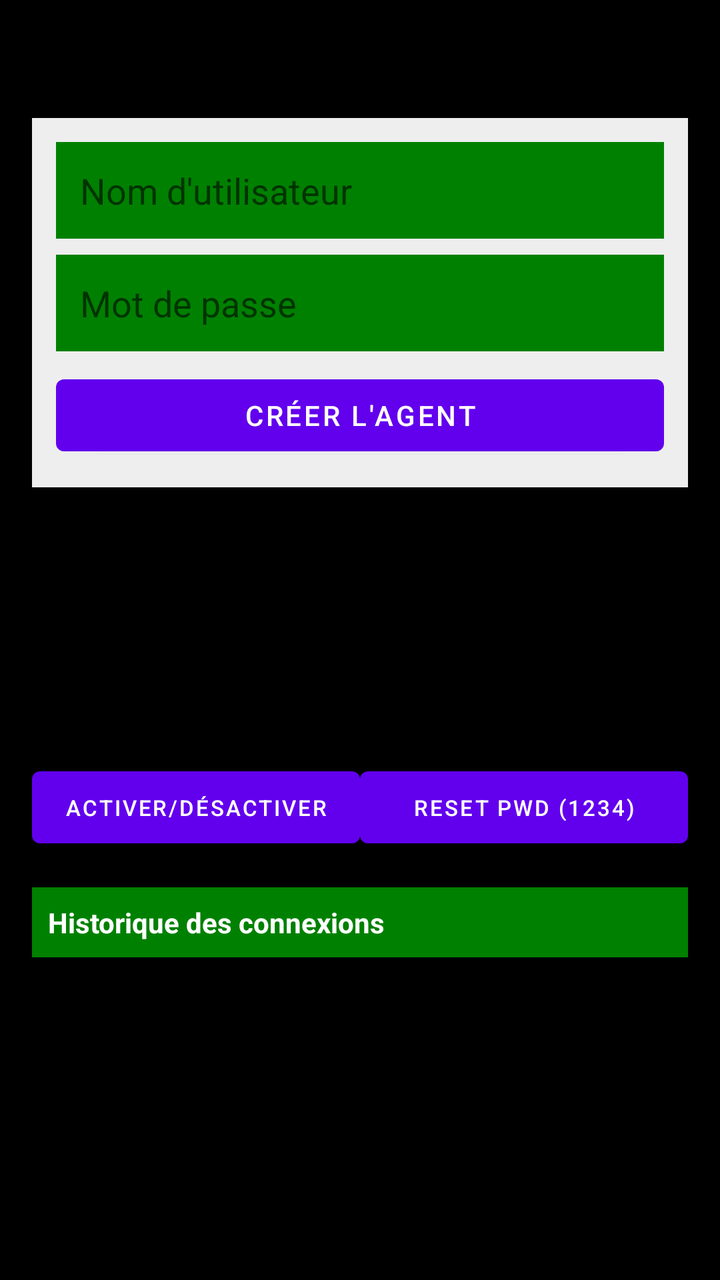
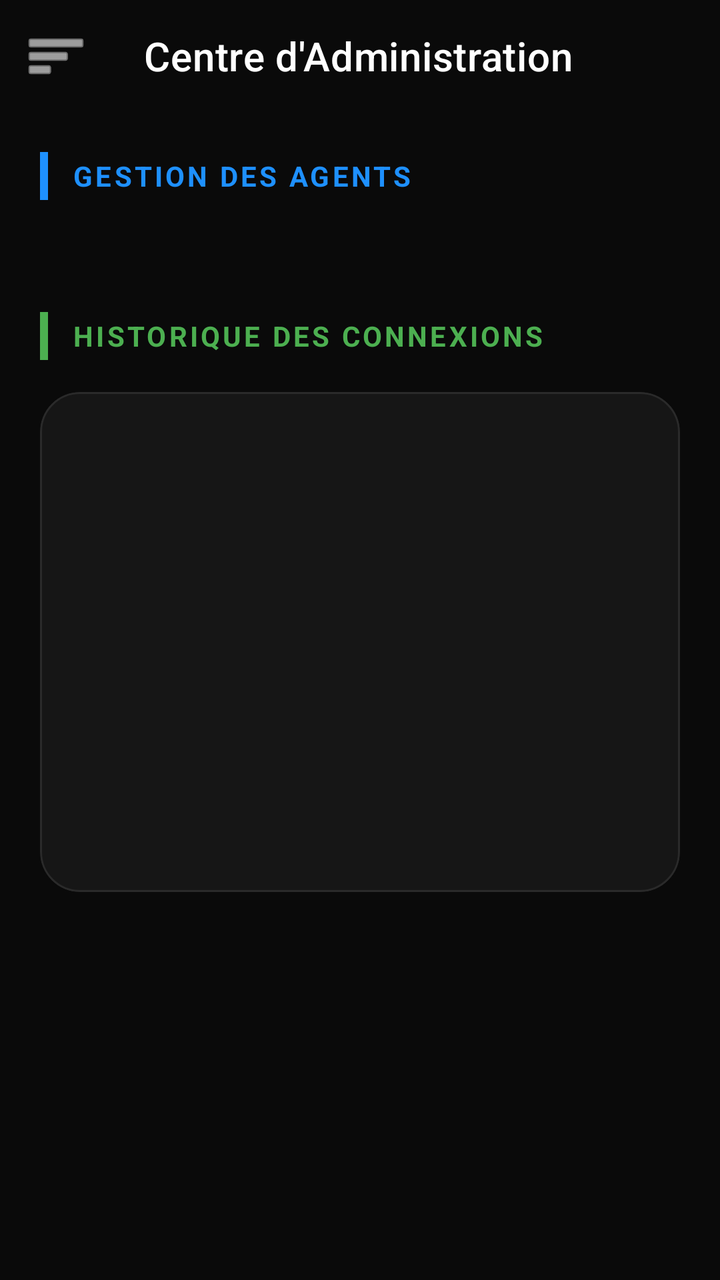

Before-and-after screenshots of an Android layout around one commit, followed by the original layout XML and the change that was made.
<!-- AndroidManifest.xml: application theme Theme.Poulailler_copilot -->
<!-- res/layout/activity_responsable.xml -->
<?xml version="1.0" encoding="utf-8"?>
<LinearLayout xmlns:android="http://schemas.android.com/apk/res/android"
    android:layout_width="match_parent"
    android:layout_height="match_parent"
    android:orientation="vertical"
    android:padding="16dp">

    <TextView
        android:layout_width="wrap_content"
        android:layout_height="wrap_content"
        android:text="Gestion des Agents"
        android:textSize="20sp"
        android:textStyle="bold"
        android:layout_marginBottom="16dp"/>

    
    <LinearLayout
        android:layout_width="match_parent"
        android:layout_height="wrap_content"
        android:orientation="vertical"
        android:background="#EEEEEE"
        android:padding="12dp"
        android:layout_marginBottom="8dp">

        <EditText
            android:id="@+id/etAgentUsername"
            android:layout_width="match_parent"
            android:layout_height="wrap_content"
            android:hint="Nom d'utilisateur"
            android:background="#008000"
            android:padding="12dp"
            android:textColor="#000000"
            android:layout_marginBottom="8dp"/>

        <EditText
            android:id="@+id/etAgentPassword"
            android:layout_width="match_parent"
            android:layout_height="wrap_content"
            android:hint="Mot de passe"
            android:inputType="textPassword"
            android:background="#008000"
            android:padding="12dp"
            android:textColor="#000000"
            android:layout_marginBottom="8dp"/>

        <Button
            android:id="@+id/btnCreateAgent"
            android:layout_width="match_parent"
            android:layout_height="wrap_content"
            android:text="CRÉER L'AGENT" />
    </LinearLayout>

    <ListView
        android:id="@+id/lvAgents"
        android:layout_width="match_parent"
        android:layout_height="120dp"
        android:layout_marginTop="8dp"
        android:choiceMode="singleChoice" />

    <LinearLayout
        android:layout_width="match_parent"
        android:layout_height="wrap_content"
        android:orientation="horizontal">
        <Button
            android:id="@+id/btnToggleActive"
            android:layout_width="0dp"
            android:layout_height="wrap_content"
            android:layout_weight="1"
            android:text="Activer/Désactiver"
            android:textSize="11sp"/>
        <Button
            android:id="@+id/btnResetPassword"
            android:layout_width="0dp"
            android:layout_height="wrap_content"
            android:layout_weight="1"
            android:text="Reset PWD (1234)"
            android:textSize="11sp"/>
    </LinearLayout>

    <TextView
        android:id="@+id/tvHistoryTitle"
        android:layout_width="match_parent"
        android:layout_height="wrap_content"
        android:text="Historique des connexions"
        android:textStyle="bold"
        android:background="#008000"
        android:textColor="#FFFFFF"
        android:padding="8dp"
        android:layout_marginTop="16dp"
        android:layout_marginBottom="4dp"/>

    <ListView
        android:id="@+id/lvGlobalHistory"
        android:layout_width="match_parent"
        android:layout_height="0dp"
        android:layout_weight="1" />

    
    <View android:id="@+id/btnSaveFarmInfo" android:layout_width="0dp" android:layout_height="0dp" android:visibility="gone"/>
    <EditText android:id="@+id/etHensCount" android:layout_width="0dp" android:layout_height="0dp" android:visibility="gone"/>
    <EditText android:id="@+id/etFeedInfo" android:layout_width="0dp" android:layout_height="0dp" android:visibility="gone"/>
    <EditText android:id="@+id/etMortality" android:layout_width="0dp" android:layout_height="0dp" android:visibility="gone"/>
    <EditText android:id="@+id/etExpenses" android:layout_width="0dp" android:layout_height="0dp" android:visibility="gone"/>
    <TextView android:id="@+id/tvStats" android:layout_width="0dp" android:layout_height="0dp" android:visibility="gone"/>
    <Button android:id="@+id/btnRefreshStats" android:layout_width="0dp" android:layout_height="0dp" android:visibility="gone"/>

</LinearLayout>
<!-- resources referenced by this layout -->
<resources>
  <style name="Theme.Poulailler_copilot" parent="Theme.MaterialComponents.DayNight.NoActionBar">
          
          <item name="colorPrimary">@color/purple_500</item>
          <item name="colorPrimaryVariant">@color/purple_700</item>
          <item name="colorOnPrimary">@color/white</item>
          
          <item name="colorSecondary">@color/teal_200</item>
          <item name="colorSecondaryVariant">@color/teal_700</item>
          <item name="colorOnSecondary">@color/black</item>
  
          
          <item name="android:windowBackground">@color/black</item>
  
          
          <item name="android:statusBarColor">?attr/colorPrimaryVariant</item>
      </style>
  <color name="purple_500">#FF6200EE</color>
  <color name="purple_700">#FF3700B3</color>
  <color name="white">#FFFFFFFF</color>
  <color name="teal_200">#FF03DAC5</color>
  <color name="teal_700">#FF018786</color>
  <color name="black">#FF000000</color>
</resources>

<!-- the commit's change to res/layout/activity_responsable.xml (unified diff, before → after) -->
@@ -1,107 +1,293 @@
+<?xml version="1.0" encoding="utf-8"?>
+<androidx.drawerlayout.widget.DrawerLayout xmlns:android="http://schemas.android.com/apk/res/android"
+    xmlns:app="http://schemas.android.com/apk/res-auto"
+    xmlns:tools="http://schemas.android.com/tools"
+    android:id="@+id/drawerLayout"
+    android:layout_width="match_parent"
+    android:layout_height="match_parent"
+    android:background="#0A0A0A">
+
+    <androidx.coordinatorlayout.widget.CoordinatorLayout
+        android:layout_width="match_parent"
+        android:layout_height="match_parent">
+
+        <com.google.android.material.appbar.AppBarLayout
+            android:layout_width="match_parent"
+            android:layout_height="wrap_content"
+            android:background="#0A0A0A"
+            app:elevation="0dp">
+            <com.google.android.material.appbar.MaterialToolbar
+                android:id="@+id/toolbar"
+                android:layout_width="match_parent"
+                android:layout_height="?attr/actionBarSize"
+                app:title="Centre d'Administration"
+                app:titleTextColor="@color/white"
+                app:navigationIcon="@android:drawable/ic_menu_sort_by_size"
+                app:navigationIconTint="@color/white" />
+        </com.google.android.material.appbar.AppBarLayout>
+
+        <androidx.core.widget.NestedScrollView
+            android:layout_width="match_parent"
+            android:layout_height="match_parent"
+            android:fillViewport="true"
+            app:layout_behavior="@string/appbar_scrolling_view_behavior">
+
+            <LinearLayout
+                android:layout_width="match_parent"
+                android:layout_height="wrap_content"
+                android:orientation="vertical"
+                android:padding="20dp">
+
+                
+                <LinearLayout
+                    android:layout_width="match_parent"
+                    android:layout_height="wrap_content"
+                    android:orientation="horizontal"
+                    android:gravity="center_vertical"
+                    android:layout_marginBottom="16dp">
+                    <View
+                        android:layout_width="4dp"
+                        android:layout_height="24dp"
+                        android:background="#1E90FF" />
+                    <TextView
+                        android:layout_width="wrap_content"
+                        android:layout_height="wrap_content"
+                        android:text="GESTION DES AGENTS"
+                        android:textColor="#1E90FF"
+                        android:textSize="14sp"
+                        android:textStyle="bold"
+                        android:layout_marginStart="12dp"
+                        android:letterSpacing="0.1" />
+                </LinearLayout>
+
+                <androidx.recyclerview.widget.RecyclerView
+                    android:id="@+id/rvAgents"
+                    android:layout_width="match_parent"
+                    android:layout_height="wrap_content"
+                    android:nestedScrollingEnabled="false"
+                    tools:listitem="@layout/item_agent_admin"
+                    tools:itemCount="2" />
+
+                
+                <LinearLayout
+                    android:layout_width="match_parent"
+                    android:layout_height="wrap_content"
+                    android:orientation="horizontal"
+                    android:gravity="center_vertical"
+                    android:layout_marginTop="40dp"
+                    android:layout_marginBottom="16dp">
+                    <View
+                        android:layout_width="4dp"
+                        android:layout_height="24dp"
+                        android:background="#4CAF50" />
+                    <TextView
+                        android:layout_width="wrap_content"
+                        android:layout_height="wrap_content"
+                        android:text="HISTORIQUE DES CONNEXIONS"
+                        android:textColor="#4CAF50"
+                        android:textSize="14sp"
+                        android:textStyle="bold"
+                        android:layout_marginStart="12dp"
+                        android:letterSpacing="0.1" />
+                </LinearLayout>
+
+                <com.google.android.material.card.MaterialCardView
+                    android:layout_width="match_parent"
+                    android:layout_height="wrap_content"
+                    app:cardBackgroundColor="#161616"
+                    app:cardCornerRadius="20dp"
+                    app:strokeColor="#2A2A2A"
+                    app:strokeWidth="1dp"
+                    app:cardElevation="0dp">
+
+                    <androidx.recyclerview.widget.RecyclerView
+                        android:id="@+id/rvLoginHistory"
+                        android:layout_width="match_parent"
+                        android:layout_height="wrap_content"
+                        android:minHeight="250dp"
+                        android:padding="12dp"
+                        android:nestedScrollingEnabled="false"
+                        tools:listitem="@layout/item_login_history" />
+                </com.google.android.material.card.MaterialCardView>
+
+                
+                <View
+                    android:layout_width="match_parent"
+                    android:layout_height="100dp"/>
+
+            </LinearLayout>
+        </androidx.core.widget.NestedScrollView>
+
+    </androidx.coordinatorlayout.widget.CoordinatorLayout>
+
+    <com.google.android.material.navigation.NavigationView
+        android:id="@+id/navigationView"
+        android:layout_width="wrap_content"
+        android:layout_height="match_parent"
+        android:layout_gravity="start"
+        app:headerLayout="@layout/nav_header"
+        app:itemIconTint="#1E90FF"
+        app:itemTextColor="@color/white"
+        app:menu="@menu/drawer_menu"
+        android:background="#121212" />
+
+</androidx.drawerlayout.widget.DrawerLayout>
+<!-- res/layout/item_agent_admin.xml (included above) -->
+<?xml version="1.0" encoding="utf-8"?>
+<com.google.android.material.card.MaterialCardView xmlns:android="http://schemas.android.com/apk/res/android"
+    xmlns:app="http://schemas.android.com/apk/res-auto"
+    android:layout_width="match_parent"
+    android:layout_height="wrap_content"
+    android:layout_marginVertical="6dp"
+    app:cardBackgroundColor="#1E1E1E"
+    app:cardCornerRadius="12dp"
+    app:strokeColor="#333333"
+    app:strokeWidth="1dp"
+    app:cardElevation="2dp">
+
+    <LinearLayout
+        android:layout_width="match_parent"
+        android:layout_height="wrap_content"
+        android:orientation="horizontal"
+        android:padding="16dp"
+        android:gravity="center_vertical">
+
+        <com.google.android.material.card.MaterialCardView
+            android:layout_width="48dp"
+            android:layout_height="48dp"
+            app:cardBackgroundColor="#2A2A2A"
+            app:cardCornerRadius="24dp"
+            app:cardElevation="0dp">
+            <ImageView
+                android:layout_width="24dp"
+                android:layout_height="24dp"
+                android:layout_gravity="center"
+                android:src="@android:drawable/ic_menu_myplaces"
+                app:tint="#1E90FF"
+                android:contentDescription="Agent" />
+        </com.google.android.material.card.MaterialCardView>
+
+        <LinearLayout
+            android:layout_width="0dp"
+            android:layout_height="wrap_content"
+            android:layout_weight="1"
+            android:orientation="vertical"
+            android:layout_marginStart="16dp">
+
+            <TextView
+                android:id="@+id/tvAgentName"
+                android:layout_width="wrap_content"
+                android:layout_height="wrap_content"
+                android:text="Nom de l'agent"
+                android:textColor="@color/white"
+                android:textSize="16sp"
+                android:textStyle="bold" />
+
+            <TextView
+                android:id="@+id/tvAgentRole"
+                android:layout_width="wrap_content"
+                android:layout_height="wrap_content"
+                android:text="Rôle: AGENT"
+                android:textColor="#B0B0B0"
+                android:textSize="12sp"
+                android:layout_marginTop="2dp" />
+        </LinearLayout>
+
+        <com.google.android.material.switchmaterial.SwitchMaterial
+            android:id="@+id/switchActive"
+            android:layout_width="wrap_content"
+            android:layout_height="wrap_content"
+            app:thumbTint="@color/white"
+            app:trackTint="#1E90FF" />
+
+    </LinearLayout>
+</com.google.android.material.card.MaterialCardView>
+<!-- res/layout/item_login_history.xml (included above) -->
+<?xml version="1.0" encoding="utf-8"?>
+<com.google.android.material.card.MaterialCardView xmlns:android="http://schemas.android.com/apk/res/android"
+    xmlns:app="http://schemas.android.com/apk/res-auto"
+    android:layout_width="match_parent"
+    android:layout_height="wrap_content"
+    android:layout_marginVertical="4dp"
+    app:cardBackgroundColor="#202020"
+    app:cardCornerRadius="8dp"
+    app:strokeColor="#333333"
+    app:strokeWidth="1dp">
+
+    <LinearLayout
+        android:layout_width="match_parent"
+        android:layout_height="wrap_content"
+        android:orientation="horizontal"
+        android:padding="12dp"
+        android:gravity="center_vertical">
+
+        <ImageView
+            android:layout_width="32dp"
+            android:layout_height="32dp"
+            android:src="@android:drawable/ic_menu_my_calendar"
+            app:tint="#4CAF50"
+            android:contentDescription="Icône connexion" />
+
+        <LinearLayout
+            android:layout_width="0dp"
+            android:layout_height="wrap_content"
+            android:layout_weight="1"
+            android:orientation="vertical"
+            android:layout_marginStart="12dp">
+
+            <TextView
+                android:id="@+id/tvHistoryUsername"
+                android:layout_width="wrap_content"
+                android:layout_height="wrap_content"
+                android:text="Utilisateur"
+                android:textColor="@color/white"
+                android:textSize="14sp"
+                android:textStyle="bold" />
+
+            <TextView
+                android:id="@+id/tvHistoryTime"
+                android:layout_width="wrap_content"
+                android:layout_height="wrap_content"
+                android:text="Date et heure"
+                android:textColor="#B0B0B0"
+                android:textSize="12sp" />
+        </LinearLayout>
+
+    </LinearLayout>
+</com.google.android.material.card.MaterialCardView>
+<!-- res/layout/nav_header.xml (included above) -->
 <?xml version="1.0" encoding="utf-8"?>
 <LinearLayout xmlns:android="http://schemas.android.com/apk/res/android"
     android:layout_width="match_parent"
-    android:layout_height="match_parent"
+    android:layout_height="180dp"
+    android:background="#FFB300"
+    android:gravity="bottom"
     android:orientation="vertical"
-    android:padding="16dp">
+    android:padding="16dp"
+    android:theme="@style/ThemeOverlay.AppCompat.Dark">
+
+    <ImageView
+        android:layout_width="64dp"
+        android:layout_height="64dp"
+        android:src="@drawable/poule_pondeuse"
+        android:scaleType="centerCrop"
+        android:contentDescription="Photo de profil" />
 
     <TextView
+        android:id="@+id/tvUsername"
+        android:layout_width="match_parent"
+        android:layout_height="wrap_content"
+        android:paddingTop="8dp"
+        android:text="Chargement..."
+        android:textAppearance="@style/TextAppearance.AppCompat.Body1"
+        android:textSize="18sp"
+        android:textStyle="bold" />
+
+    <TextView
+        android:id="@+id/tvUserRole"
         android:layout_width="wrap_content"
         android:layout_height="wrap_content"
-        android:text="Gestion des Agents"
-        android:textSize="20sp"
-        android:textStyle="bold"
-        android:layout_marginBottom="16dp"/>
-
-    
-    <LinearLayout
-        android:layout_width="match_parent"
-        android:layout_height="wrap_content"
-        android:orientation="vertical"
-        android:background="#EEEEEE"
-        android:padding="12dp"
-        android:layout_marginBottom="8dp">
-
-        <EditText
-            android:id="@+id/etAgentUsername"
-            android:layout_width="match_parent"
-            android:layout_height="wrap_content"
-            android:hint="Nom d'utilisateur"
-            android:background="#008000"
-            android:padding="12dp"
-            android:textColor="#000000"
-            android:layout_marginBottom="8dp"/>
-
-        <EditText
-            android:id="@+id/etAgentPassword"
-            android:layout_width="match_parent"
-            android:layout_height="wrap_content"
-            android:hint="Mot de passe"
-            android:inputType="textPassword"
-            android:background="#008000"
-            android:padding="12dp"
-            android:textColor="#000000"
-            android:layout_marginBottom="8dp"/>
-
-        <Button
-            android:id="@+id/btnCreateAgent"
-            android:layout_width="match_parent"
-            android:layout_height="wrap_content"
-            android:text="CRÉER L'AGENT" />
-    </LinearLayout>
-
-    <ListView
-        android:id="@+id/lvAgents"
-        android:layout_width="match_parent"
-        android:layout_height="120dp"
-        android:layout_marginTop="8dp"
-        android:choiceMode="singleChoice" />
-
-    <LinearLayout
-        android:layout_width="match_parent"
-        android:layout_height="wrap_content"
-        android:orientation="horizontal">
-        <Button
-            android:id="@+id/btnToggleActive"
-            android:layout_width="0dp"
-            android:layout_height="wrap_content"
-            android:layout_weight="1"
-            android:text="Activer/Désactiver"
-            android:textSize="11sp"/>
-        <Button
-            android:id="@+id/btnResetPassword"
-            android:layout_width="0dp"
-            android:layout_height="wrap_content"
-            android:layout_weight="1"
-            android:text="Reset PWD (1234)"
-            android:textSize="11sp"/>
-    </LinearLayout>
-
-    <TextView
-        android:id="@+id/tvHistoryTitle"
-        android:layout_width="match_parent"
-        android:layout_height="wrap_content"
-        android:text="Historique des connexions"
-        android:textStyle="bold"
-        android:background="#008000"
-        android:textColor="#FFFFFF"
-        android:padding="8dp"
-        android:layout_marginTop="16dp"
-        android:layout_marginBottom="4dp"/>
-
-    <ListView
-        android:id="@+id/lvGlobalHistory"
-        android:layout_width="match_parent"
-        android:layout_height="0dp"
-        android:layout_weight="1" />
-
-    
-    <View android:id="@+id/btnSaveFarmInfo" android:layout_width="0dp" android:layout_height="0dp" android:visibility="gone"/>
-    <EditText android:id="@+id/etHensCount" android:layout_width="0dp" android:layout_height="0dp" android:visibility="gone"/>
-    <EditText android:id="@+id/etFeedInfo" android:layout_width="0dp" android:layout_height="0dp" android:visibility="gone"/>
-    <EditText android:id="@+id/etMortality" android:layout_width="0dp" android:layout_height="0dp" android:visibility="gone"/>
-    <EditText android:id="@+id/etExpenses" android:layout_width="0dp" android:layout_height="0dp" android:visibility="gone"/>
-    <TextView android:id="@+id/tvStats" android:layout_width="0dp" android:layout_height="0dp" android:visibility="gone"/>
-    <Button android:id="@+id/btnRefreshStats" android:layout_width="0dp" android:layout_height="0dp" android:visibility="gone"/>
-
+        android:text="Rôle"
+        android:alpha="0.8"
+        android:textSize="14sp" />
 </LinearLayout>
<!-- resource entries referenced after the edit -->
@@ -2,25 +2,43 @@
 <resources>
   <style name="Theme.Poulailler_copilot" parent="Theme.MaterialComponents.DayNight.NoActionBar">
           
-          <item name="colorPrimary">@color/purple_500</item>
-          <item name="colorPrimaryVariant">@color/purple_700</item>
+          <item name="colorPrimary">@color/primary</item>
+          <item name="colorPrimaryVariant">@color/primary_variant</item>
           <item name="colorOnPrimary">@color/white</item>
-          
-          <item name="colorSecondary">@color/teal_200</item>
-          <item name="colorSecondaryVariant">@color/teal_700</item>
-          <item name="colorOnSecondary">@color/black</item>
   
           
-          <item name="android:windowBackground">@color/black</item>
+          <item name="colorSecondary">@color/secondary</item>
+          <item name="colorSecondaryVariant">@color/secondary_variant</item>
+          <item name="colorOnSecondary">@color/white</item>
+  
+          
+          <item name="android:windowBackground">@color/background</item>
+          <item name="backgroundColor">@color/background</item>
   
           
           <item name="android:statusBarColor">?attr/colorPrimaryVariant</item>
+  
+          
+          <item name="materialCardViewStyle">@style/Widget.App.CardView</item>
+          <item name="shapeAppearanceLargeComponent">@style/ShapeAppearance.App.LargeComponent</item>
       </style>
-  <color name="purple_500">#FF6200EE</color>
-  <color name="purple_700">#FF3700B3</color>
+  <color name="primary">#3B82F6</color>
+  <color name="primary_variant">#2563EB</color>
+  <color name="secondary">#10B981</color>
+  <color name="secondary_variant">#059669</color>
+  <color name="background">#000000</color>
+  <style name="Widget.App.CardView" parent="Widget.MaterialComponents.CardView">
+          <item name="cardElevation">2dp</item>
+          <item name="cardCornerRadius">16dp</item>
+          <item name="cardBackgroundColor">@color/surface</item>
+          <item name="strokeWidth">0dp</item>
+      </style>
+  <style name="ShapeAppearance.App.LargeComponent" parent="ShapeAppearance.MaterialComponents.LargeComponent">
+          <item name="cornerFamily">rounded</item>
+          <item name="cornerSize">16dp</item>
+      </style>
+  <color name="surface">#111827</color>
   <color name="white">#FFFFFFFF</color>
-  <color name="teal_200">#FF03DAC5</color>
-  <color name="teal_700">#FF018786</color>
-  <color name="black">#FF000000</color>
+  <!-- drawable poule_pondeuse: jpg bitmap (drawable, 10631 bytes) -->
 </resources>
 
